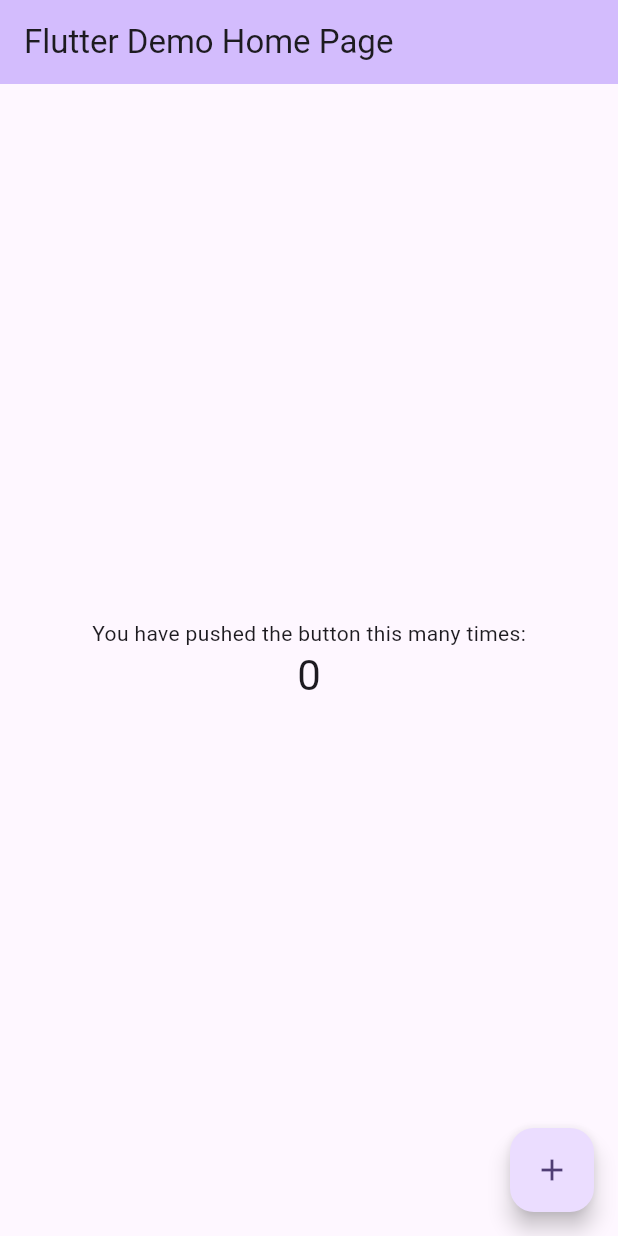
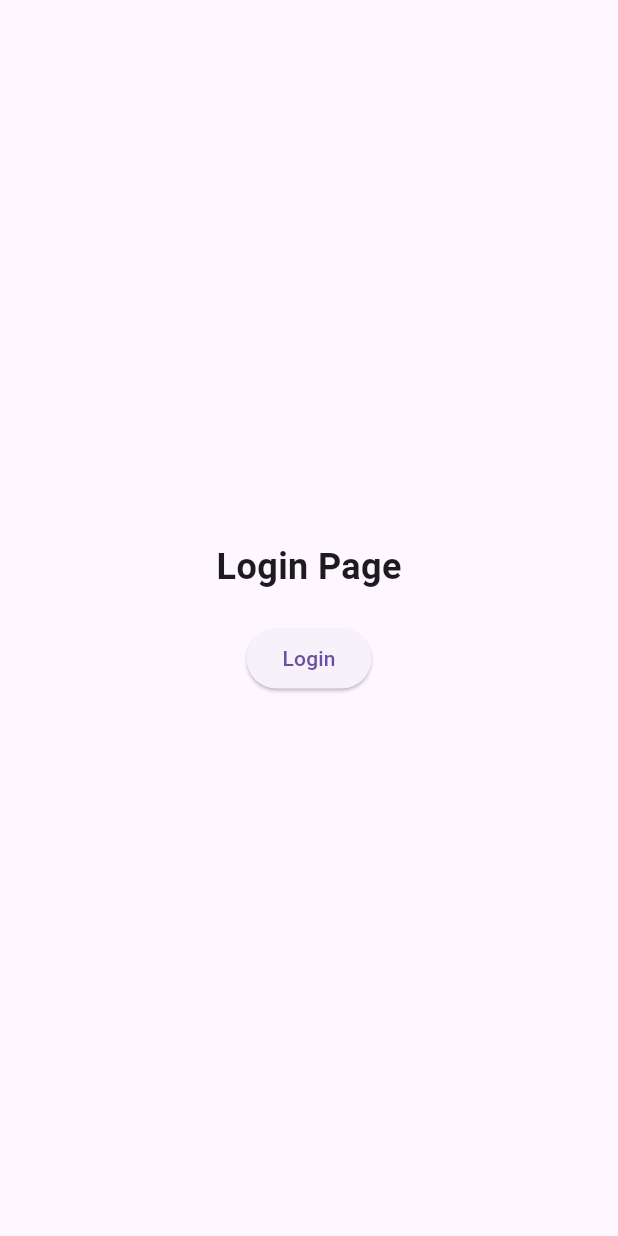
Before and after one commit to KunJung00/manage_money_dee, a Flutter app: the screen it shows after launch, on a phone screen of 412 x 824 dp. Run offline on Flutter 3.47's test engine with Material 3 defaults, Android fonts, the light colour scheme and no system bars; our stand-ins replace get.

Commit message:
simulat ui

```diff
--- a/lib/main.dart
+++ b/lib/main.dart
@@ -1,122 +1,16 @@
 import 'package:flutter/material.dart';
+import 'package:get/get_navigation/src/root/get_material_app.dart';
+import 'package:manage_money_dee/pages/login_page.dart';
 
 void main() {
-  runApp(const MyApp());
+  runApp(
+    GetMaterialApp(
+      debugShowCheckedModeBanner: false,
+      // title: 'Flutter Demo',
+      // theme: ThemeData(
+      //   colorScheme: ColorScheme.fromSeed(seedColor: Color(0xFFC0E6BA)),
+      // ),
+      home: const LoginPage(),
+    ),
+  );
 }
-
-class MyApp extends StatelessWidget {
-  const MyApp({super.key});
-
-  // This widget is the root of your application.
-  @override
-  Widget build(BuildContext context) {
-    return MaterialApp(
-      title: 'Flutter Demo',
-      theme: ThemeData(
-        // This is the theme of your application.
-        //
-        // TRY THIS: Try running your application with "flutter run". You'll see
-        // the application has a purple toolbar. Then, without quitting the app,
-        // try changing the seedColor in the colorScheme below to Colors.green
-        // and then invoke "hot reload" (save your changes or press the "hot
-        // reload" button in a Flutter-supported IDE, or press "r" if you used
-        // the command line to start the app).
-        //
-        // Notice that the counter didn't reset back to zero; the application
-        // state is not lost during the reload. To reset the state, use hot
-        // restart instead.
-        //
-        // This works for code too, not just values: Most code changes can be
-        // tested with just a hot reload.
-        colorScheme: ColorScheme.fromSeed(seedColor: Colors.deepPurple),
-      ),
-      home: const MyHomePage(title: 'Flutter Demo Home Page'),
-    );
-  }
-}
-
-class MyHomePage extends StatefulWidget {
-  const MyHomePage({super.key, required this.title});
-
-  // This widget is the home page of your application. It is stateful, meaning
-  // that it has a State object (defined below) that contains fields that affect
-  // how it looks.
-
-  // This class is the configuration for the state. It holds the values (in this
-  // case the title) provided by the parent (in this case the App widget) and
-  // used by the build method of the State. Fields in a Widget subclass are
-  // always marked "final".
-
-  final String title;
-
-  @override
-  State<MyHomePage> createState() => _MyHomePageState();
-}
-
-class _MyHomePageState extends State<MyHomePage> {
-  int _counter = 0;
-
-  void _incrementCounter() {
-    setState(() {
-      // This call to setState tells the Flutter framework that something has
-      // changed in this State, which causes it to rerun the build method below
-      // so that the display can reflect the updated values. If we changed
-      // _counter without calling setState(), then the build method would not be
-      // called again, and so nothing would appear to happen.
-      _counter++;
-    });
-  }
-
-  @override
-  Widget build(BuildContext context) {
-    // This method is rerun every time setState is called, for instance as done
-    // by the _incrementCounter method above.
-    //
-    // The Flutter framework has been optimized to make rerunning build methods
-    // fast, so that you can just rebuild anything that needs updating rather
-    // than having to individually change instances of widgets.
-    return Scaffold(
-      appBar: AppBar(
-        // TRY THIS: Try changing the color here to a specific color (to
-        // Colors.amber, perhaps?) and trigger a hot reload to see the AppBar
-        // change color while the other colors stay the same.
-        backgroundColor: Theme.of(context).colorScheme.inversePrimary,
-        // Here we take the value from the MyHomePage object that was created by
-        // the App.build method, and use it to set our appbar title.
-        title: Text(widget.title),
-      ),
-      body: Center(
-        // Center is a layout widget. It takes a single child and positions it
-        // in the middle of the parent.
-        child: Column(
-          // Column is also a layout widget. It takes a list of children and
-          // arranges them vertically. By default, it sizes itself to fit its
-          // children horizontally, and tries to be as tall as its parent.
-          //
-          // Column has various properties to control how it sizes itself and
-          // how it positions its children. Here we use mainAxisAlignment to
-          // center the children vertically; the main axis here is the vertical
-          // axis because Columns are vertical (the cross axis would be
-          // horizontal).
-          //
-          // TRY THIS: Invoke "debug painting" (choose the "Toggle Debug Paint"
-          // action in the IDE, or press "p" in the console), to see the
-          // wireframe for each widget.
-          mainAxisAlignment: MainAxisAlignment.center,
-          children: <Widget>[
-            const Text('You have pushed the button this many times:'),
-            Text(
-              '$_counter',
-              style: Theme.of(context).textTheme.headlineMedium,
-            ),
-          ],
-        ),
-      ),
-      floatingActionButton: FloatingActionButton(
-        onPressed: _incrementCounter,
-        tooltip: 'Increment',
-        child: const Icon(Icons.add),
-      ), // This trailing comma makes auto-formatting nicer for build methods.
-    );
-  }
-}
--- /dev/null
+++ b/lib/pages/login_page.dart
@@ -0,0 +1,36 @@
+import 'package:flutter/material.dart';
+import 'package:get/get.dart';
+import 'package:manage_money_dee/pages/config_data/config_data_page.dart';
+
+class LoginPage extends StatefulWidget {
+  const LoginPage({super.key});
+
+  @override
+  State<LoginPage> createState() => _LoginPageState();
+}
+
+class _LoginPageState extends State<LoginPage> {
+  @override
+  Widget build(BuildContext context) {
+    return Scaffold(
+      body: Center(
+        child: Column(
+          mainAxisAlignment: MainAxisAlignment.center,
+          children: [
+            const Text(
+              'Login Page',
+              style: TextStyle(fontSize: 24, fontWeight: FontWeight.bold),
+            ),
+            const SizedBox(height: 20),
+            ElevatedButton(
+              onPressed: () {
+                Get.to(() => ConfigDataPage());
+              },
+              child: const Text('Login'),
+            ),
+          ],
+        ),
+      ),
+    );
+  }
+}
--- a/pubspec.yaml
+++ b/pubspec.yaml
@@ -34,6 +34,7 @@ dependencies:
   # The following adds the Cupertino Icons font to your application.
   # Use with the CupertinoIcons class for iOS style icons.
   cupertino_icons: ^1.0.8
+  get: ^4.7.2
 
 dev_dependencies:
   flutter_test:
```
Also changed, not shown: lib/pages/config_data/config_data_page.dart (added, +92 -0 lines), lib/pages/config_data/config_sub_page.dart (added, +99 -0 lines), assets/AlbedoBase_XL_A_minimalist_and_calming_illustration_representi_2.jpg (added), assets/AlbedoBase_XL_A_minimalist_and_calming_illustration_representi_3.jpg (added), pubspec.lock, 1 other file.
